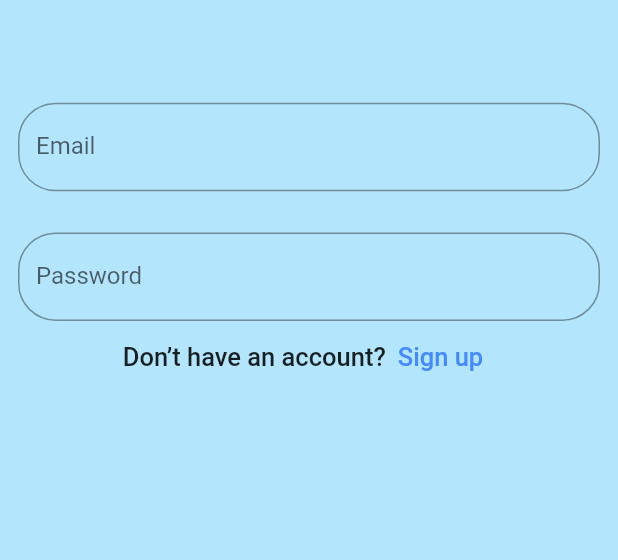
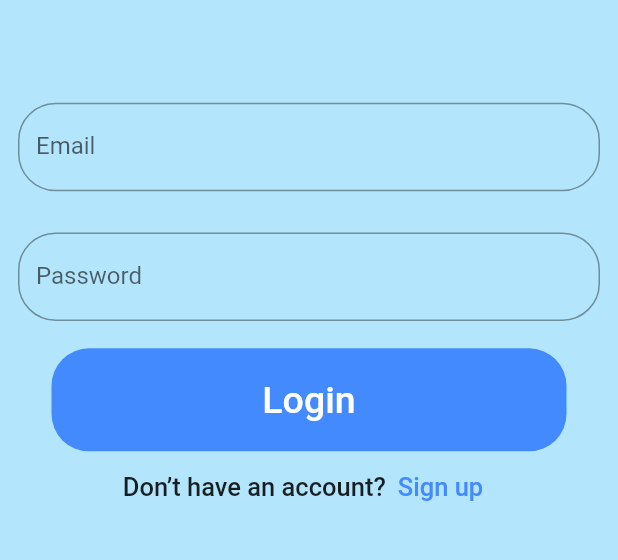
Before and after one commit to mostafaramadanhamed/food_rate, a Flutter app: the screen it shows after launch, on a phone screen of 412 x 824 dp, the part 429-989 px from its top. Run offline on Flutter 3.47's test engine with Material 2 defaults, Android fonts, the phone set to English and light mode, and no system bars.

Commit message:
edit login&register screen

```diff
--- a/lib/view/login_screen.dart
+++ b/lib/view/enter/login_screen.dart
@@ -1,8 +1,9 @@
 import 'package:flutter/material.dart';
 import 'package:food_rate/const/img.dart';
-import 'package:food_rate/view/register.dart';
+import 'package:food_rate/view/enter/register.dart';
 
-import 'custom_widget.dart';
+import 'widgets/custom_widget.dart';
+import '../home_screen.dart';
 
 class Login extends StatelessWidget {
   const Login({Key? key}) : super(key: key);
@@ -44,6 +45,13 @@ class Login extends StatelessWidget {
                   height: MediaQuery.of(context).size.height / 30,
                 ),
                 buildTextFormField(label: "Password", onChanged: (m) {}),
+                SizedBox(
+                  height: MediaQuery.of(context).size.height / 45,
+                ),
+                buildButton(context, text: 'Login',
+                onPressed: (){
+                  Navigator.pushReplacement(context, MaterialPageRoute(builder: (context)=> HomePage() ) );
+                }),
                 buildRowInBottom(
                     text: 'Don’t have an account?',
                     textButton: 'Sign up',
--- a/lib/view/custom_widget.dart
+++ b/lib/view/enter/widgets/custom_widget.dart
@@ -12,7 +12,18 @@ TextFormField buildTextFormField({required String label, required void Function(
     onChanged: onChanged,
   );
 }
+Container buildButton(BuildContext context,{required String text,required void Function()? onPressed}) {
+  return Container(
+    height: MediaQuery.of(context).size.height/12,
+    width: MediaQuery.of(context).size.width/1.2,
+    decoration: BoxDecoration(
+        color: Colors.blueAccent,
+        borderRadius: BorderRadius.circular(25)
+    ),
 
+    child: TextButton(onPressed: onPressed, child: Text(text,style: TextStyle(color: Colors.white,fontSize: 25),)),
+  );
+}
 Row buildRowInBottom(
     {required String text,
       required String textButton,
--- a/lib/view/splash/widgets/splash_widgets.dart
+++ b/lib/view/splash/widgets/splash_widgets.dart
@@ -1,6 +1,6 @@
 import 'dart:async';
 import 'package:flutter/material.dart';
-import 'package:food_rate/view/login_screen.dart';
+import 'package:food_rate/view/enter/login_screen.dart';
 import '../../../const/img.dart';
 import '../../../const/num.dart';
 import 'slidin_text.dart';
```
Also changed, not shown: lib/view/enter/register.dart (renamed from lib/view/register.dart, +11 -1 lines), lib/view/home_screen.dart (added, +12 -0 lines).
